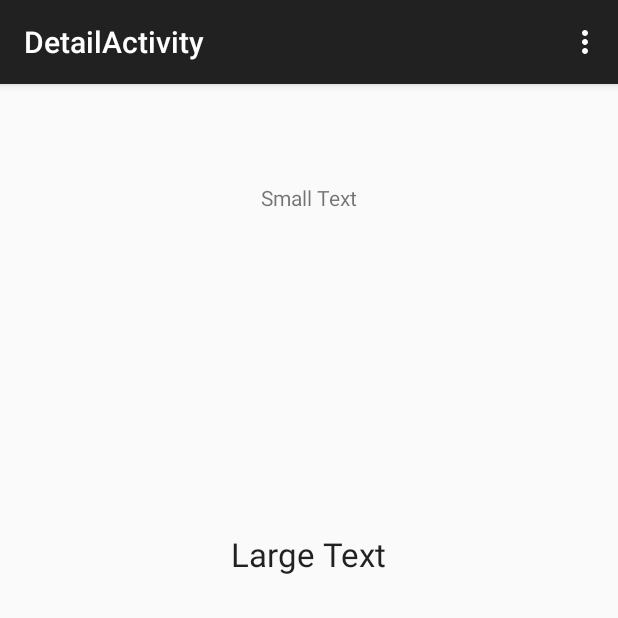
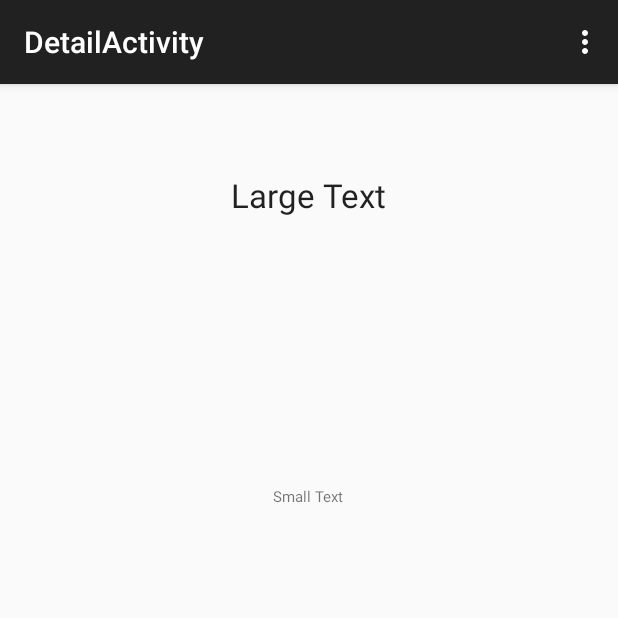
Before and after one commit to mbonitho/Dexter, an Android app: the DetailActivity screen opened directly, with no data from a screen before it, on a phone screen of 412 x 824 dp, the top half of it. Run offline under Robolectric (Android 15) with nearby library versions, the phone set to English and light mode, and no system bars; 3 statements that could not run were skipped.

Commit message:
modif activity_detail.xml

```diff
--- a/app/src/main/res/layout/activity_detail.xml
+++ b/app/src/main/res/layout/activity_detail.xml
@@ -9,12 +9,12 @@
     <TextView
         android:layout_width="wrap_content"
         android:layout_height="wrap_content"
-        android:textAppearance="?android:attr/textAppearanceSmall"
-        android:text="Small Text"
+        android:textAppearance="?android:attr/textAppearanceLarge"
+        android:text="Large Text"
         android:id="@+id/namePokeman"
         android:layout_alignParentTop="true"
         android:layout_centerHorizontal="true"
-        android:layout_marginTop="50dp" />
+        android:layout_marginTop="43dp" />
 
     <ImageView
         android:layout_width="wrap_content"
@@ -22,15 +22,18 @@
         android:id="@+id/imgPokeman"
         android:layout_below="@+id/namePokeman"
         android:layout_centerHorizontal="true"
-        android:layout_marginTop="86dp" />
+        android:layout_marginTop="69dp" />
 
     <TextView
         android:layout_width="wrap_content"
         android:layout_height="wrap_content"
-        android:textAppearance="?android:attr/textAppearanceLarge"
-        android:text="Large Text"
+        android:textAppearance="?android:attr/textAppearanceSmall"
+        android:text="Small Text"
         android:id="@+id/DesPokeman"
+        android:textSize="10dp"
+        android:layout_marginLeft="30dp"
+        android:layout_marginRight="30dp"
         android:layout_below="@+id/imgPokeman"
         android:layout_centerHorizontal="true"
-        android:layout_marginTop="127dp" />
+        android:layout_marginTop="110dp" />
 </RelativeLayout>
```
